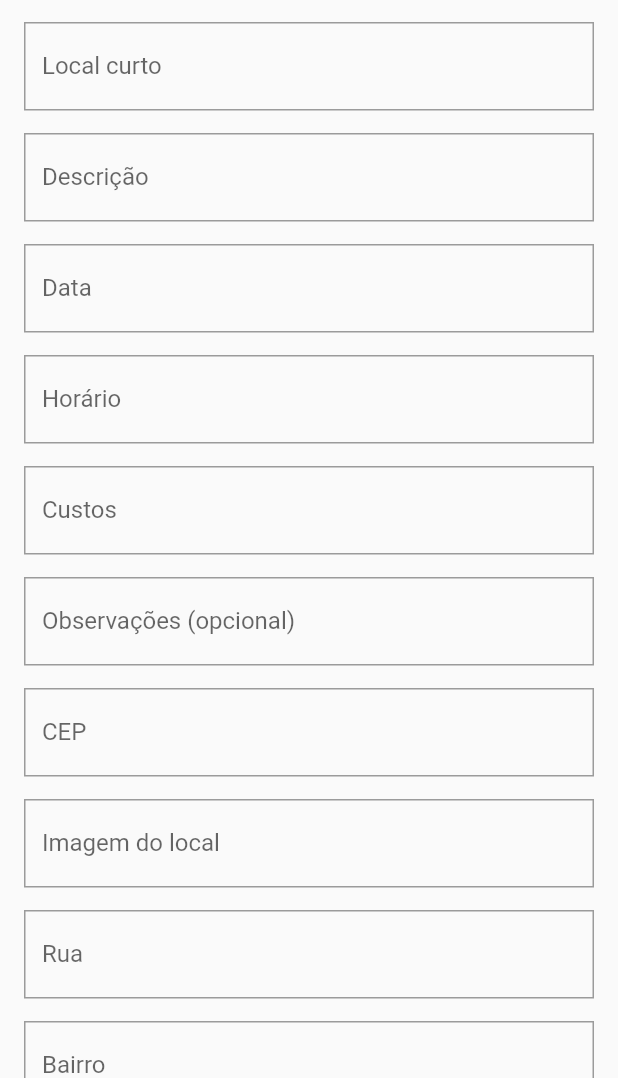
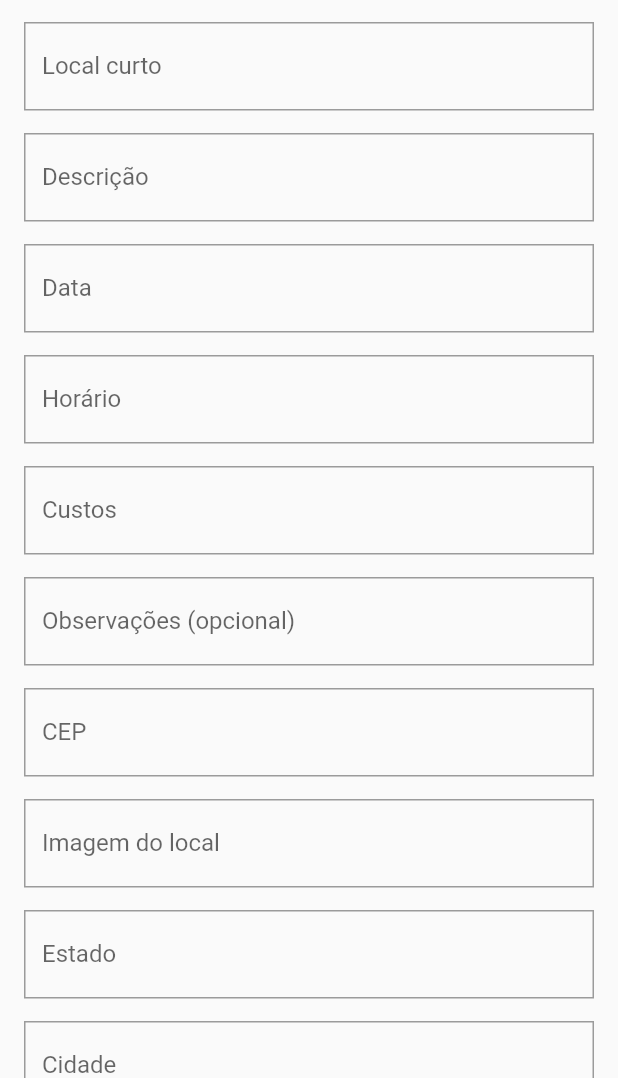
Before and after one commit to eduardovitor/RolesApp-TrabalhoPGMV, a Flutter app: the CreateRole screen opened directly, on a phone screen of 412 x 824 dp, the part 158-1236 px from its top. Run offline on Flutter 3.47's test engine with Material 2 defaults, Android fonts, the light colour scheme and no system bars; our stand-ins replace geocoding, google_maps_flutter, shared_preferences, sqflite; accounts and stored records are empty.

Commit message:
Mapas, cadastro de rolês e visão detalhada dos rolês funcionando

```diff
--- a/lib/create_role.dart
+++ b/lib/create_role.dart
@@ -1,5 +1,7 @@
 import 'package:rolesapp/custom_colors.dart';
 import 'package:flutter/material.dart';
+import 'package:rolesapp/data/role_dao.dart';
+import 'package:rolesapp/domain/roles.dart';
 
 import 'myforminput.dart';
 
@@ -26,78 +28,124 @@ class MyForm extends StatefulWidget {
 
 class _MyFormState extends State<MyForm> {
   final _formkey = GlobalKey<FormState>();
+  TextEditingController controllerNome = TextEditingController();
+  TextEditingController controllerLocalcurto = TextEditingController();
+  TextEditingController controllerDescricao = TextEditingController();
+  TextEditingController controllerData = TextEditingController();
+  TextEditingController controllerHorario = TextEditingController();
+  TextEditingController controllerCustos = TextEditingController();
+  TextEditingController controllerObservacoes = TextEditingController();
+  TextEditingController controllerCEP = TextEditingController();
+  TextEditingController controllerImagem = TextEditingController();
+  TextEditingController controllerEstado = TextEditingController();
+  TextEditingController controllerCidade = TextEditingController();
+  TextEditingController controllerRua = TextEditingController();
+  TextEditingController controllerBairro = TextEditingController();
+  TextEditingController controllerNumero = TextEditingController();
+  TextEditingController controllerComplemento = TextEditingController();
+  TextEditingController controllerIdadeMin = TextEditingController();
   @override
   Widget build(BuildContext context) {
     return Form(
         key: _formkey,
         child: ListView(padding: const EdgeInsets.all(16), children: <Widget>[
           const SizedBox(height: 30),
-          const MyFormInput(
-              label: 'Nome', hint: 'Digite o nome', validator: checkFieldEmpty),
+          MyFormInput(
+            label: 'Nome',
+            hint: 'Digite o nome',
+            validator: checkFieldEmpty,
+            controller: controllerNome,
+          ),
           const SizedBox(height: 15),
-          const MyFormInput(
-              label: 'Local curto',
-              hint: 'Digite o local de forma curta',
-              validator: checkFieldEmpty),
+          MyFormInput(
+            label: 'Local curto',
+            hint: 'Digite o local de forma curta',
+            validator: checkFieldEmpty,
+            controller: controllerLocalcurto,
+          ),
           const SizedBox(height: 15),
-          const MyFormInput(
+          MyFormInput(
               label: 'Descrição',
-              hint: 'Digite sua data de nascimento',
-              validator: checkFieldEmpty),
+              hint: 'Digite a descrição',
+              validator: checkFieldEmpty,
+              controller: controllerDescricao),
           const SizedBox(height: 15),
-          const MyFormInput(
-              label: 'Data', hint: 'Digite a data', validator: checkFieldEmpty),
+          MyFormInput(
+              label: 'Data',
+              hint: 'Digite a data',
+              validator: checkFieldEmpty,
+              controller: controllerData),
           const SizedBox(height: 15),
-          const MyFormInput(
+          MyFormInput(
               label: 'Horário',
               hint: 'Digite o horário',
-              validator: checkFieldEmpty),
+              validator: checkFieldEmpty,
+              controller: controllerHorario),
           const SizedBox(height: 15),
-          const MyFormInput(
+          MyFormInput(
               label: 'Custos',
               hint: 'Digite qual o custo do rolê',
-              validator: checkFieldEmpty),
+              validator: checkFieldEmpty,
+              controller: controllerCustos),
           const SizedBox(height: 15),
-          const MyFormInput(
+          MyFormInput(
               label: 'Observações (opcional)',
               hint: 'Digite alguma observação relevante',
-              validator: checkFieldEmpty),
+              controller: controllerObservacoes),
           const SizedBox(height: 15),
-          const MyFormInput(
+          MyFormInput(
               label: 'CEP',
               hint: 'Digite o CEP do local',
-              validator: checkFieldEmpty),
+              validator: checkFieldEmpty,
+              controller: controllerCEP),
           const SizedBox(height: 15),
-          const MyFormInput(
+          MyFormInput(
               label: 'Imagem do local',
               hint:
                   'Copie uma url de uma imagem da internet que represente o local',
-              validator: checkFieldEmpty),
+              validator: checkFieldEmpty,
+              controller: controllerImagem),
           const SizedBox(height: 15),
-          const MyFormInput(
+          MyFormInput(
+              label: 'Estado',
+              hint: 'Digite o nome do estado por extenso',
+              validator: checkFieldEmpty,
+              controller: controllerEstado),
+          const SizedBox(height: 15),
+          MyFormInput(
+              label: 'Cidade',
+              hint: 'Digite o nome da cidade',
+              validator: checkFieldEmpty,
+              controller: controllerCidade),
+          const SizedBox(height: 15),
+          MyFormInput(
               label: 'Rua',
               hint: 'Digite a rua do local',
-              validator: checkFieldEmpty),
+              validator: checkFieldEmpty,
+              controller: controllerRua),
           const SizedBox(height: 15),
-          const MyFormInput(
+          MyFormInput(
               label: 'Bairro',
               hint: 'Digite o bairro do local',
-              validator: checkFieldEmpty),
+              validator: checkFieldEmpty,
+              controller: controllerBairro),
           const SizedBox(height: 15),
-          const MyFormInput(
+          MyFormInput(
               label: 'Número',
               hint: 'Digite o número do local',
-              validator: checkFieldEmpty),
+              validator: checkFieldEmpty,
+              controller: controllerNumero),
           const SizedBox(height: 15),
-          const MyFormInput(
+          MyFormInput(
               label: 'Complemento (opcional)',
               hint: 'Digite algum complemento',
-              validator: checkFieldEmpty),
+              controller: controllerComplemento),
           const SizedBox(height: 15),
-          const MyFormInput(
+          MyFormInput(
               label: 'Idade mínima',
               hint: 'Digite a idade mínima',
-              validator: checkFieldEmpty),
+              validator: checkFieldEmpty,
+              controller: controllerIdadeMin),
           const SizedBox(height: 15),
           ElevatedButton(
               style: ElevatedButton.styleFrom(
@@ -106,8 +154,34 @@ class _MyFormState extends State<MyForm> {
                 onPrimary: Colors.white,
                 //  shape: new RoundedRectangleBorder(borderRadius: new BorderRadius.circular(30.0))
               ),
-              onPressed: () {},
+              onPressed: onPressed,
               child: const Text("Criar rolê")),
         ]));
   }
+
+  void onPressed() async {
+    Roles role = Roles(
+        criador: 'Eduardo Vitor',
+        nome_role: controllerNome.text,
+        local_curto: controllerLocalcurto.text,
+        descricao: controllerDescricao.text,
+        data: controllerData.text,
+        horario: controllerHorario.text,
+        custos: double.parse(controllerCustos.text),
+        obs: controllerObservacoes.text,
+        cep: controllerCEP.text,
+        imagem_local: controllerImagem.text,
+        estado: controllerEstado.text,
+        cidade: controllerCidade.text,
+        rua: controllerRua.text,
+        bairro: controllerBairro.text,
+        numero: controllerNumero.text,
+        comp: controllerComplemento.text,
+        idademin: int.parse(controllerIdadeMin.text));
+    bool isValid = _formkey.currentState!.validate();
+    bool role_cadastrado = await RoleDao().cadastrarRole(role);
+    if (isValid && role_cadastrado) {
+      print('Rolê cadastrado');
+    }
+  }
 }
--- a/lib/data/database_helper.dart
+++ b/lib/data/database_helper.dart
@@ -13,7 +13,7 @@ class DatabaseHelper {
 
   _initDB() async {
     String databasePath = await getDatabasesPath();
-    String path = join(databasePath, 'roles4.db');
+    String path = join(databasePath, 'roles.db');
     print('> Path database: $path');
 
     var database = await openDatabase(
@@ -28,7 +28,7 @@ class DatabaseHelper {
   onCreate(Database db, int version) async {
     String sql =
         //Criação das tabelas
-        'CREATE TABLE role(id int auto_increment primary key, criador varchar(50), nome_role varchar(20), imagem_local varchar(50), descricao varchar(50) NOT NULL, local_curto varchar(20), obs text, data VARCHAR(20), horario VARCHAR(20), custos float, cep varchar(12) NOT NULL, rua varchar(30) NOT NULL, bairro varchar(20) NOT NULL, comp varchar(50), num varchar(5), idademin int, visualizacoes int, confirmacoes int);';
+        'CREATE TABLE role(id int auto_increment primary key, criador varchar(50), nome_role varchar(20), imagem_local varchar(50), descricao varchar(50) NOT NULL, local_curto varchar(20), obs text, data VARCHAR(20), horario VARCHAR(20), custos float, cep varchar(12) NOT NULL, rua varchar(30) NOT NULL, bairro varchar(20) NOT NULL, comp varchar(50), num varchar(5), idademin int, visualizacoes int, confirmacoes int, cidade varchar(50), estado varchar(50));';
     await db.execute(sql);
 
     sql =
@@ -40,13 +40,13 @@ class DatabaseHelper {
 
     //Inserções
     sql =
-        "INSERT INTO role (criador, nome_role, imagem_local, descricao, local_curto, obs, data, horario, custos, cep, rua, bairro, comp, num, idademin, visualizacoes, confirmacoes) VALUES ('Eduardo Vitor', 'Passeio no bosque', 'https://arapiraca.nyc3.cdn.digitaloceanspaces.com/2019/03/fonteluninosa-1.jpeg', 'Um rolê para comemorar a nossa amável existência', 'Bosque das Arapiracas', 'Vai ser massa', '03/02/2022', '15:30', 0 , '57302-400', 'Rua Fausto Joaquim Luciano', 'Capiatã', 'Próximo do Ginásio João Paulo', 'S/N', 20, 0, 0);";
+        "INSERT INTO role (criador, nome_role, imagem_local, descricao, local_curto, obs, data, horario, custos, cep, cidade, estado, rua, bairro, comp, num, idademin, visualizacoes, confirmacoes) VALUES ('Eduardo Vitor', 'Passeio no bosque', 'https://arapiraca.nyc3.cdn.digitaloceanspaces.com/2019/03/fonteluninosa-1.jpeg', 'Um rolê para comemorar a nossa amável existência', 'Bosque das Arapiracas', 'Vai ser massa', '03/02/2022', '15:30', 0 , '57302-400', 'Los Angeles', 'California', 'Rua Fausto Joaquim Luciano', 'Capiatã', 'Próximo do Ginásio João Paulo', 'S/N', 20, 0, 0);";
     await db.execute(sql);
     sql =
-        "INSERT INTO role (criador, nome_role, imagem_local, descricao, local_curto, obs, data, horario, custos, cep, rua, bairro, comp, num, idademin, visualizacoes, confirmacoes) VALUES ('Carlos', 'Show do Travis Scott', 'https://i.ytimg.com/vi/ZQe1CvuJStI/maxresdefault.jpg', 'Um rolê para comemorar a nossa amável existência', 'Los Angeles', 'Vai ser massa', '05/03/2022', '22:00', 50 , '199209-400', 'Vahn Street', 'Beverly', 'Near Hollywood', 'S/N', 29, 0, 0);";
+        "INSERT INTO role (criador, nome_role, imagem_local, descricao, local_curto, obs, data, horario, custos, cep, cidade, estado, rua, bairro, comp, num, idademin, visualizacoes, confirmacoes) VALUES ('Carlos', 'Show do Travis Scott', 'https://i.ytimg.com/vi/ZQe1CvuJStI/maxresdefault.jpg', 'Um rolê para comemorar a nossa amável existência', 'Los Angeles', 'Vai ser massa', '05/03/2022', '22:00', 50 , '199209-400', 'Los Angeles', 'California','Vahn Street', 'Beverly', 'Near Hollywood', 'S/N', 29, 0, 0);";
     await db.execute(sql);
     sql =
-        "INSERT INTO role (criador, nome_role, imagem_local, descricao, local_curto, obs, data, horario, custos, cep, rua, bairro, comp, num, idademin, visualizacoes, confirmacoes) VALUES ('Jânio', 'Jogo do Corinthians', 'https://jpimg.com.br/uploads/2020/03/arena-corinthians-div.jpg', 'Um rolê para comemorar a nossa amável existência', 'São Paulo, Neo química Arena', 'Vai ser massa', '12/06/2022', '20:00', 50 , '199209-400', 'Vahn Street', 'Beverly', 'Near Hollywood', 'S/N', 29, 0, 0);";
+        "INSERT INTO role (criador, nome_role, imagem_local, descricao, local_curto, obs, data, horario, custos, cep, cidade, estado, rua, bairro, comp, num, idademin, visualizacoes, confirmacoes) VALUES ('Jânio', 'Jogo do Corinthians', 'https://jpimg.com.br/uploads/2020/03/arena-corinthians-div.jpg', 'Um rolê para comemorar a nossa amável existência', 'São Paulo, Neo química Arena', 'Vai ser massa', '12/06/2022', '20:00', 50 , '199209-400', 'Los Angeles', 'California', 'Vahn Street', 'Beverly', 'Near Hollywood', 'S/N', 29, 0, 0);";
     await db.execute(sql);
 
     sql =
--- a/lib/domain/roles.dart
+++ b/lib/domain/roles.dart
@@ -3,15 +3,17 @@ class Roles {
   late String local_curto;
   late String descricao;
   late String criador;
-  late String obs;
+  late String? obs;
   late String data;
   late String horario;
   late double custos;
   late String cep;
   late String rua;
+  late String cidade;
+  late String estado;
   late String bairro;
-  late String comp;
-  late String? numero;
+  late String? comp;
+  late String numero;
   late String imagem_local;
   late int idademin;
   late int? visualizacoes;
@@ -20,15 +22,17 @@ class Roles {
       {required this.nome_role,
       required this.descricao,
       required this.criador,
-      required this.obs,
+      this.obs,
       required this.data,
       required this.horario,
       required this.custos,
       required this.cep,
       required this.rua,
       required this.bairro,
-      required this.comp,
-      this.numero,
+      this.comp,
+      required this.cidade,
+      required this.estado,
+      required this.numero,
       required this.imagem_local,
       required this.idademin,
       required this.local_curto,
@@ -47,11 +51,13 @@ class Roles {
     rua = json['rua'];
     bairro = json['bairro'];
     comp = json['comp'];
-    numero = json['numero'];
+    numero = json['num'];
     imagem_local = json['imagem_local'];
     idademin = json['idademin'];
     local_curto = json['local_curto'];
     visualizacoes = json['visualizacoes'];
     confirmacoes = json['confirmacoes'];
+    cidade = json['cidade'];
+    estado = json['estado'];
   }
 }
--- a/pubspec.yaml
+++ b/pubspec.yaml
@@ -32,7 +32,8 @@ dependencies:
   sqflite:
   path:
   shared_preferences: ^2.0.11
-
+  google_maps_flutter:
+  geocoding:
 
   # The following adds the Cupertino Icons font to your application.
   # Use with the CupertinoIcons class for iOS style icons.
```
Also changed, not shown: lib/card_role.dart (+11 -0 lines), lib/data/role_dao.dart (+33 -0 lines), lib/geocoding_api.dart (added, +14 -0 lines), lib/maps_page.dart (added, +34 -0 lines), lib/role_details.dart (added, +174 -0 lines), pubspec.lock, 3 other files.
